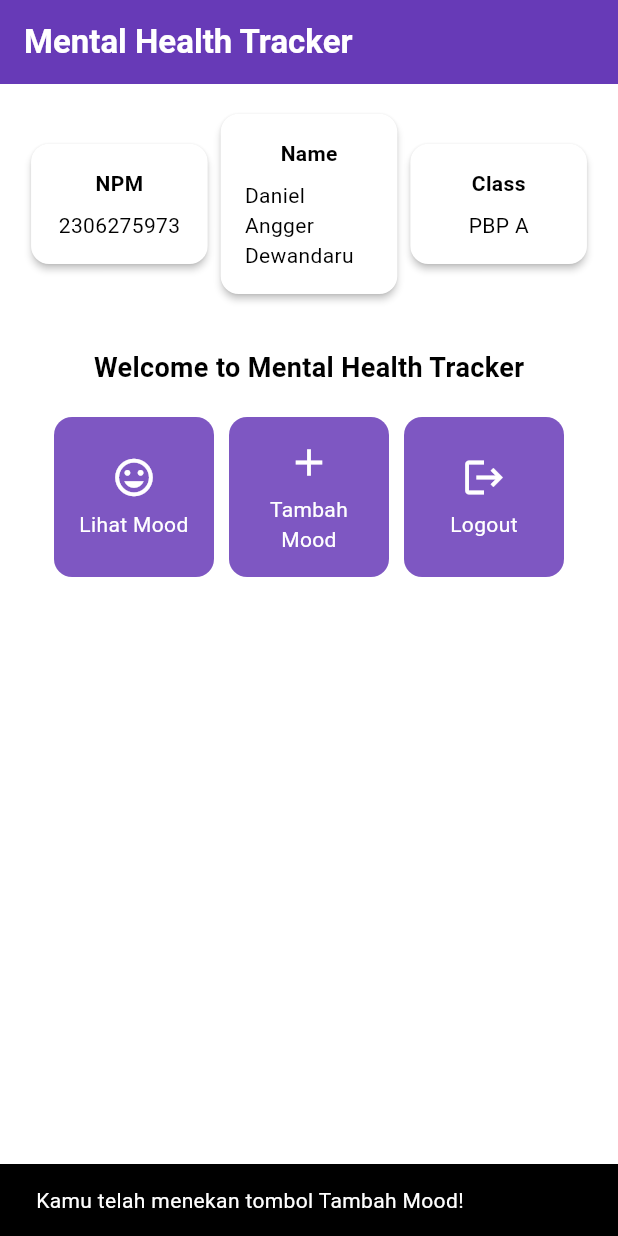
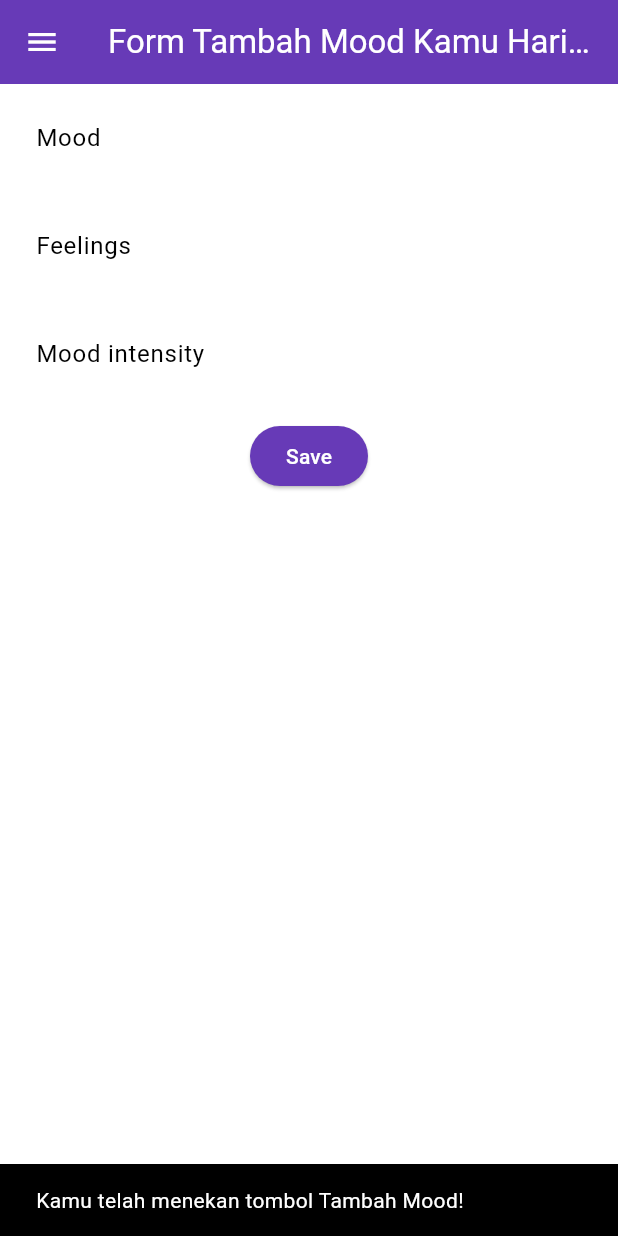
Before and after one commit to DanielAngger/mental-health-tracker-mobile, a Flutter app: the screen it shows after launch, after a tap on "Tambah Mood", on a phone screen of 412 x 824 dp. Run offline on Flutter 3.47's test engine with Material 3 defaults, Android fonts, the phone set to English and light mode, and no system bars.

Commit message:
Tutorial 7

```diff
--- a/mental_health_tracker/lib/main.dart
+++ b/mental_health_tracker/lib/main.dart
@@ -1,5 +1,5 @@
 import 'package:flutter/material.dart';
-import 'package:mental_health_tracker/menu.dart';
+import 'package:mental_health_tracker/screens/menu.dart';
 
 void main() {
   runApp(const MyApp());
--- a/mental_health_tracker/lib/menu.dart
+++ b/mental_health_tracker/lib/screens/menu.dart
@@ -1,4 +1,6 @@
 import 'package:flutter/material.dart';
+import 'package:mental_health_tracker/widgets/left_drawer.dart';
+import 'package:mental_health_tracker/widgets/mood_card.dart';
 
 class MyHomePage extends StatelessWidget {
   final String npm = '2306275973'; // NPM
@@ -6,18 +8,17 @@ class MyHomePage extends StatelessWidget {
   final String className = 'PBP A'; // Kelas
 
   final List<ItemHomepage> items = [
-        ItemHomepage("Lihat Mood", Icons.mood),
-        ItemHomepage("Tambah Mood", Icons.add),
-        ItemHomepage("Logout", Icons.logout),
-    ];
+    ItemHomepage("Lihat Mood", Icons.mood),
+    ItemHomepage("Tambah Mood", Icons.add),
+    ItemHomepage("Logout", Icons.logout),
+  ];
 
   MyHomePage({super.key});
 
   @override
   Widget build(BuildContext context) {
-    // Scaffold menyediakan struktur dasar halaman dengan AppBar dan body.
+    // Scaffold menyediakan struktur dasar halaman dengan appBar dan body.
     return Scaffold(
-      // AppBar adalah bagian atas halaman yang menampilkan judul.
       appBar: AppBar(
         // Judul aplikasi "Mental Health Tracker" dengan teks putih dan tebal.
         title: const Text(
@@ -28,8 +29,10 @@ class MyHomePage extends StatelessWidget {
           ),
         ),
         // Warna latar belakang AppBar diambil dari skema warna tema aplikasi.
+        iconTheme: const IconThemeData(color: Colors.white),
         backgroundColor: Theme.of(context).colorScheme.primary,
       ),
+      drawer: const LeftDrawer(),
       // Body halaman dengan padding di sekelilingnya.
       body: Padding(
         padding: const EdgeInsets.all(16.0),
@@ -93,73 +96,11 @@ class MyHomePage extends StatelessWidget {
   }
 }
 
-
-class ItemHomepage {
-    final String name;
-    final IconData icon;
-
-    ItemHomepage(this.name, this.icon);
-}
-
-class ItemCard extends StatelessWidget {
-  // Menampilkan kartu dengan ikon dan nama.
-
-  final ItemHomepage item;
-
-  const ItemCard(this.item, {super.key});
-
-  @override
-  Widget build(BuildContext context) {
-    return Material(
-      // Menentukan warna latar belakang dari tema aplikasi.
-      color: Theme.of(context).colorScheme.secondary,
-      // Membuat sudut kartu melengkung.
-      borderRadius: BorderRadius.circular(12),
-
-      child: InkWell(
-        // Aksi ketika kartu ditekan.
-        onTap: () {
-          // Menampilkan pesan SnackBar saat kartu ditekan.
-          ScaffoldMessenger.of(context)
-            ..hideCurrentSnackBar()
-            ..showSnackBar(
-              SnackBar(content: Text("Kamu telah menekan tombol ${item.name}!"))
-            );
-        },
-        // Container untuk menyimpan Icon dan Text
-        child: Container(
-          padding: const EdgeInsets.all(8),
-          child: Center(
-            child: Column(
-              // Menyusun ikon dan teks di tengah kartu.
-              mainAxisAlignment: MainAxisAlignment.center,
-              children: [
-                Icon(
-                  item.icon,
-                  color: Colors.white,
-                  size: 30.0,
-                ),
-                const Padding(padding: EdgeInsets.all(3)),
-                Text(
-                  item.name,
-                  textAlign: TextAlign.center,
-                  style: const TextStyle(color: Colors.white),
-                ),
-              ],
-            ),
-          ),
-        ),
-      ),
-    );
-  }
-
-}
-
 class InfoCard extends StatelessWidget {
   // Kartu informasi yang menampilkan title dan content.
 
-  final String title;  // Judul kartu.
-  final String content;  // Isi kartu.
+  final String title; // Judul kartu.
+  final String content; // Isi kartu.
 
   const InfoCard({super.key, required this.title, required this.content});
 
--- /dev/null
+++ b/mental_health_tracker/lib/screens/moodentry_form.dart
@@ -0,0 +1,161 @@
+import 'package:flutter/material.dart';
+import 'package:mental_health_tracker/widgets/left_drawer.dart';
+
+class MoodEntryFormPage extends StatefulWidget {
+  const MoodEntryFormPage({super.key});
+
+  @override
+  State<MoodEntryFormPage> createState() => _MoodEntryFormPageState();
+}
+
+class _MoodEntryFormPageState extends State<MoodEntryFormPage> {
+	final _formKey = GlobalKey<FormState>();
+	String _mood = "";
+	String _feelings = "";
+	int _moodIntensity = 0;
+
+  @override
+  Widget build(BuildContext context) {
+    return Scaffold(
+      appBar: AppBar(
+        title: const Center(
+          child: Text(
+            'Form Tambah Mood Kamu Hari ini',
+          ),
+        ),
+        backgroundColor: Theme.of(context).colorScheme.primary,
+        foregroundColor: Colors.white,
+      ),
+      drawer: const LeftDrawer(),
+      body: Form(
+        key: _formKey,
+        child: SingleChildScrollView(
+                child: Column(
+                  crossAxisAlignment: CrossAxisAlignment.start,
+                  children: [
+                    Padding(
+                      padding: const EdgeInsets.all(8.0),
+                      child: TextFormField(
+                        decoration: InputDecoration(
+                          hintText: "Mood",
+                          labelText: "Mood",
+                          border: OutlineInputBorder(
+                            borderRadius: BorderRadius.circular(5.0),
+                          ),
+                        ),
+                        onChanged: (String? value) {
+                          setState(() {
+                            _mood = value!;
+                          });
+                        },
+                        validator: (String? value) {
+                          if (value == null || value.isEmpty) {
+                            return "Mood tidak boleh kosong!";
+                          }
+                          return null;
+                        },
+                      ),
+                    ),
+                    Padding(
+                      padding: const EdgeInsets.all(8.0),
+                      child: TextFormField(
+                        decoration: InputDecoration(
+                          hintText: "Feelings",
+                          labelText: "Feelings",
+                          border: OutlineInputBorder(
+                            borderRadius: BorderRadius.circular(5.0),
+                          ),
+                        ),
+                        onChanged: (String? value) {
+                          setState(() {
+                            _feelings = value!;
+                          });
+                        },
+                        validator: (String? value) {
+                          if (value == null || value.isEmpty) {
+                            return "Feelings tidak boleh kosong!";
+                          }
+                          return null;
+                        },
+                      ),
+                    ),
+                    Padding(
+                      padding: const EdgeInsets.all(8.0),
+                      child: TextFormField(
+                        decoration: InputDecoration(
+                          hintText: "Mood intensity",
+                          labelText: "Mood intensity",
+                          border: OutlineInputBorder(
+                            borderRadius: BorderRadius.circular(5.0),
+                          ),
+                        ),
+                        onChanged: (String? value) {
+                          setState(() {
+                            _moodIntensity = int.tryParse(value!) ?? 0;
+                          });
+                        },
+                        validator: (String? value) {
+                          if (value == null || value.isEmpty) {
+                            return "Mood intensity tidak boleh kosong!";
+                          }
+                          if (int.tryParse(value) == null) {
+                            return "Mood intensity harus berupa angka!";
+                          }
+                          return null;
+                        },
+                      ),
+                    ),
+                    Align(
+                      alignment: Alignment.bottomCenter,
+                      child: Padding(
+                        padding: const EdgeInsets.all(8.0),
+                        child: ElevatedButton(
+                          style: ButtonStyle(
+                            backgroundColor: MaterialStateProperty.all(
+                                Theme.of(context).colorScheme.primary),
+                          ),
+                          onPressed: () {
+                            if (_formKey.currentState!.validate()) {
+                              showDialog(
+                                context: context,
+                                builder: (context) {
+                                  return AlertDialog(
+                                    title: const Text('Mood berhasil tersimpan'),
+                                    content: SingleChildScrollView(
+                                      child: Column(
+                                        crossAxisAlignment: CrossAxisAlignment.start,
+                                        children: [
+                                          Text('Mood: $_mood'),
+                                          Text('Feelings: $_feelings'),
+                                          Text('Mood Intensity: $_moodIntensity'),
+                                        ],
+                                      ),
+                                    ),
+                                    actions: [
+                                      TextButton(
+                                        child: const Text('OK'),
+                                        onPressed: () {
+                                          Navigator.pop(context);
+                                          _formKey.currentState!.reset();
+                                        },
+                                      ),
+                                    ],
+                                  );
+                                },
+                              );
+                            }
+                          },
+                          child: const Text(
+                            "Save",
+                            style: TextStyle(color: Colors.white),
+                          ),
+                        ),
+                      ),
+                    ),
+                  ],
+                ),
+        ),
+      ),
+    );
+  }
+}
--- /dev/null
+++ b/mental_health_tracker/lib/widgets/left_drawer.dart
@@ -0,0 +1,72 @@
+import 'package:flutter/material.dart';
+import 'package:mental_health_tracker/screens/menu.dart';
+import 'package:mental_health_tracker/screens/moodentry_form.dart';
+
+class LeftDrawer extends StatelessWidget {
+  const LeftDrawer({super.key});
+
+  @override
+  Widget build(BuildContext context) {
+    return Drawer(
+      child: ListView(
+        children: [
+          DrawerHeader(
+            decoration: BoxDecoration(
+              color: Theme.of(context).colorScheme.primary,
+            ),
+            child: const Column(
+              children: [
+                Text(
+                  'Mental Health Tracker',
+                  textAlign: TextAlign.center,
+                  style: TextStyle(
+                    fontSize: 24,
+                    fontWeight: FontWeight.bold,
+                    color: Colors.white,
+                  ),
+                ),
+                Padding(padding: EdgeInsets.all(8)),
+                Center(
+                  child: Text(
+                    "Ayo jaga kesehatan mentalmu setiap hari disini!",
+                    style: TextStyle(
+                      fontSize: 15,
+                      color: Colors.white,
+                      fontWeight: FontWeight.normal,
+                    ),
+                    textAlign: TextAlign.center,
+                  ),
+                ),
+              ],
+            ),
+          ),
+            ListTile(
+              leading: const Icon(Icons.home_outlined),
+              title: const Text('Halaman Utama'),
+              // Bagian redirection ke MyHomePage
+              onTap: () {
+                Navigator.pushReplacement(
+                    context,
+                    MaterialPageRoute(
+                      builder: (context) => MyHomePage(),
+                    ));
+              },
+            ),
+            ListTile(
+              leading: const Icon(Icons.mood),
+              title: const Text('Tambah Mood'),
+              // Bagian redirection ke MoodEntryFormPage
+              onTap: () {
+                Navigator.pushReplacement(
+                context,
+                MaterialPageRoute(
+                  builder: (context) => const MoodEntryFormPage(),
+                ),
+              );
+            },
+          ),
+        ],
+      ),
+    );
+  }
+}
--- /dev/null
+++ b/mental_health_tracker/lib/widgets/mood_card.dart
@@ -0,0 +1,71 @@
+import 'package:flutter/material.dart';
+import 'package:mental_health_tracker/screens/moodentry_form.dart';
+
+class ItemHomepage {
+  final String name;
+  final IconData icon;
+
+  ItemHomepage(this.name, this.icon);
+}
+
+class ItemCard extends StatelessWidget {
+  // Menampilkan kartu dengan ikon dan nama.
+
+  final ItemHomepage item;
+
+  const ItemCard(this.item, {super.key});
+
+  @override
+  Widget build(BuildContext context) {
+    return Material(
+      // Menentukan warna latar belakang dari tema aplikasi.
+      color: Theme.of(context).colorScheme.secondary,
+      // Membuat sudut kartu melengkung.
+      borderRadius: BorderRadius.circular(12),
+
+      child: InkWell(
+        // Aksi ketika kartu ditekan.
+        onTap: () {
+          // Memunculkan SnackBar ketika diklik
+          ScaffoldMessenger.of(context)
+            ..hideCurrentSnackBar()
+            ..showSnackBar(SnackBar(
+                content: Text("Kamu telah menekan tombol ${item.name}!")));
+
+          // Navigate ke route yang sesuai (tergantung jenis tombol)
+          if (item.name == "Tambah Mood") {
+            Navigator.push(
+              context,
+              MaterialPageRoute(
+                builder: (context) => const MoodEntryFormPage(),
+              ),
+            );
+          }
+        },
+        // Container untuk menyimpan Icon dan Text
+        child: Container(
+          padding: const EdgeInsets.all(8),
+          child: Center(
+            child: Column(
+              // Menyusun ikon dan teks di tengah kartu.
+              mainAxisAlignment: MainAxisAlignment.center,
+              children: [
+                Icon(
+                  item.icon,
+                  color: Colors.white,
+                  size: 30.0,
+                ),
+                const Padding(padding: EdgeInsets.all(3)),
+                Text(
+                  item.name,
+                  textAlign: TextAlign.center,
+                  style: const TextStyle(color: Colors.white),
+                ),
+              ],
+            ),
+          ),
+        ),
+      ),
+    );
+  }
+}
```
